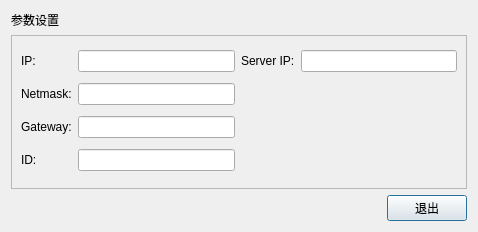
This is ui/systemmanagementwidget.ui in niuyuxin/touchScreen as Qt 5 draws it before an edit. The edited form follows.
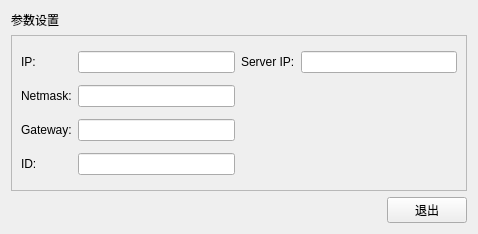
This is the edited form.

```diff
--- a/ui/systemmanagementwidget.ui
+++ b/ui/systemmanagementwidget.ui
@@ -7,7 +7,7 @@
     <x>0</x>
     <y>0</y>
     <width>478</width>
-    <height>232</height>
+    <height>234</height>
    </rect>
   </property>
   <property name="windowTitle">
@@ -142,10 +142,10 @@
         <string>退出</string>
        </property>
        <property name="autoDefault">
-        <bool>true</bool>
+        <bool>false</bool>
        </property>
        <property name="default">
-        <bool>true</bool>
+        <bool>false</bool>
        </property>
       </widget>
      </item>
```
